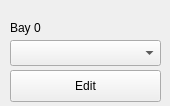
Before: the Qt Designer form baywidget.ui in SeraphRobotics/SeraphPrint, drawn with Qt 5.
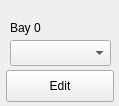
After: the same form once the commit is applied.

The edit to the form file:
```diff
--- a/baywidget.ui
+++ b/baywidget.ui
@@ -6,7 +6,7 @@
    <rect>
     <x>0</x>
     <y>0</y>
-    <width>170</width>
+    <width>119</width>
     <height>106</height>
    </rect>
   </property>
@@ -16,9 +16,9 @@
   <widget class="QPushButton" name="editButton">
    <property name="geometry">
     <rect>
-     <x>10</x>
+     <x>6</x>
      <y>70</y>
-     <width>151</width>
+     <width>108</width>
      <height>32</height>
     </rect>
    </property>
@@ -37,7 +37,7 @@
     <rect>
      <x>10</x>
      <y>40</y>
-     <width>151</width>
+     <width>101</width>
      <height>26</height>
     </rect>
    </property>
@@ -47,6 +47,9 @@
      <verstretch>0</verstretch>
     </sizepolicy>
    </property>
+   <property name="editable">
+    <bool>false</bool>
+   </property>
   </widget>
   <widget class="QLabel" name="bayLabel">
    <property name="geometry">
```
